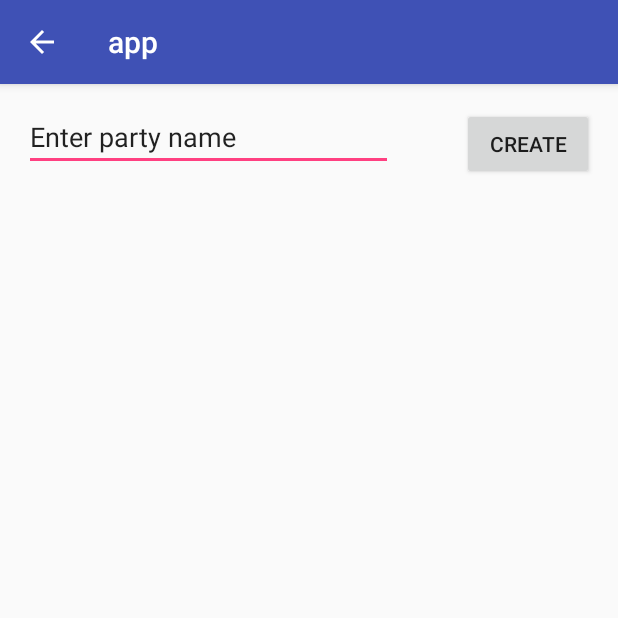
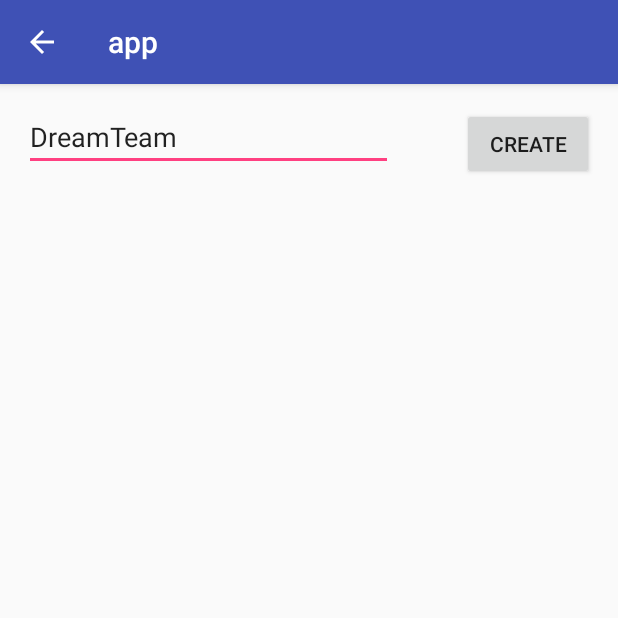
Before and after one commit to tarballz/caravan, an Android app: the CreateParty screen opened directly, with no data from a screen before it, after a tap on "CREATE", on a phone screen of 412 x 824 dp, the top half of it. Run offline under Robolectric (Android 15) with nearby library versions, the phone set to English and light mode, and no system bars; 1 statement that could not run was skipped.

Commit message:
Moved some declarations into a better spot

```diff
--- a/app/src/main/java/edu/cmps121/app/CreateParty.java
+++ b/app/src/main/java/edu/cmps121/app/CreateParty.java
@@ -29,11 +29,14 @@ public class CreateParty extends AppCompatActivity {
         super.onCreate(savedInstanceState);
         setContentView(R.layout.activity_create_party);
 
-        EditText editText = (EditText) findViewById(R.id.c_party_name);
-        cPartyName = editText.getText().toString();
     }
 
     public void lookup(View view) {
+        EditText editText = (EditText) findViewById(R.id.c_party_name);
+        cPartyName = editText.getText().toString();
+
+        Log.d("TEAM NAME", cPartyName);
+
         Retrofit retrofit = new Retrofit.Builder()
                 .baseUrl("http://169.233.194.78:8000/")
                 .addConverterFactory(GsonConverterFactory.create())
@@ -70,12 +73,14 @@ public class CreateParty extends AppCompatActivity {
                 Toast.makeText(CreateParty.this, "Something went wrong...Please try later!", Toast.LENGTH_SHORT).show();
             }
         });
-
-        for (int i = 0; i < teamList.size(); i++) {
-            if (cPartyName.equals(teamList.get(i).getName())) {
-                Toast.makeText(CreateParty.this, "Team already exists!", Toast.LENGTH_SHORT).show();
+        if (teamList != null) {
+            for (int i = 0; i < teamList.size(); i++) {
+                if (cPartyName.equals(teamList.get(i).getName())) {
+                    Toast.makeText(CreateParty.this, "Team already exists!", Toast.LENGTH_SHORT).show();
+                }
             }
+        } else {
+            Toast.makeText(CreateParty.this, "teamList is null!", Toast.LENGTH_SHORT).show();
         }
-
     }
 }
--- a/app/src/main/res/layout/activity_create_party.xml
+++ b/app/src/main/res/layout/activity_create_party.xml
@@ -11,15 +11,15 @@
         android:layout_width="246dp"
         android:layout_height="42dp"
         android:layout_marginLeft="8dp"
+        android:layout_marginStart="16dp"
         android:layout_marginTop="16dp"
         android:ems="10"
         android:inputType="textPersonName"
-        android:text="Enter party name"
+        android:text="DreamTeam"
         app:layout_constraintHorizontal_bias="0.0"
         app:layout_constraintLeft_toLeftOf="parent"
         app:layout_constraintRight_toLeftOf="@+id/button2"
-        app:layout_constraintTop_toTopOf="parent"
-        android:layout_marginStart="16dp" />
+        app:layout_constraintTop_toTopOf="parent" />
 
     <Button
         android:id="@+id/button2"
```
